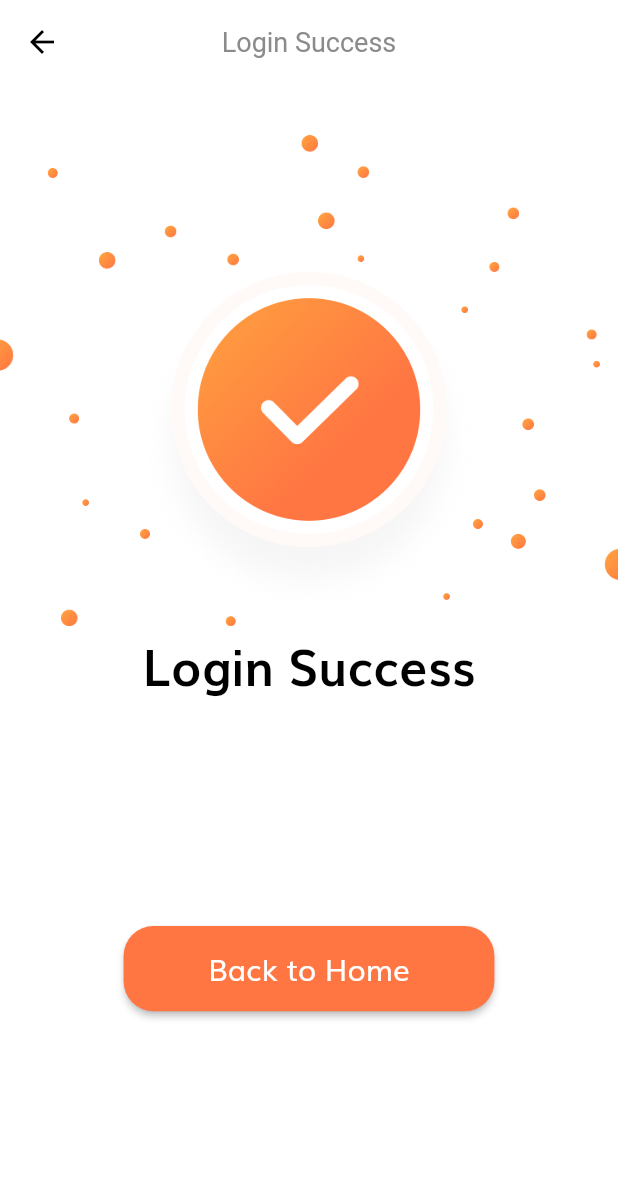
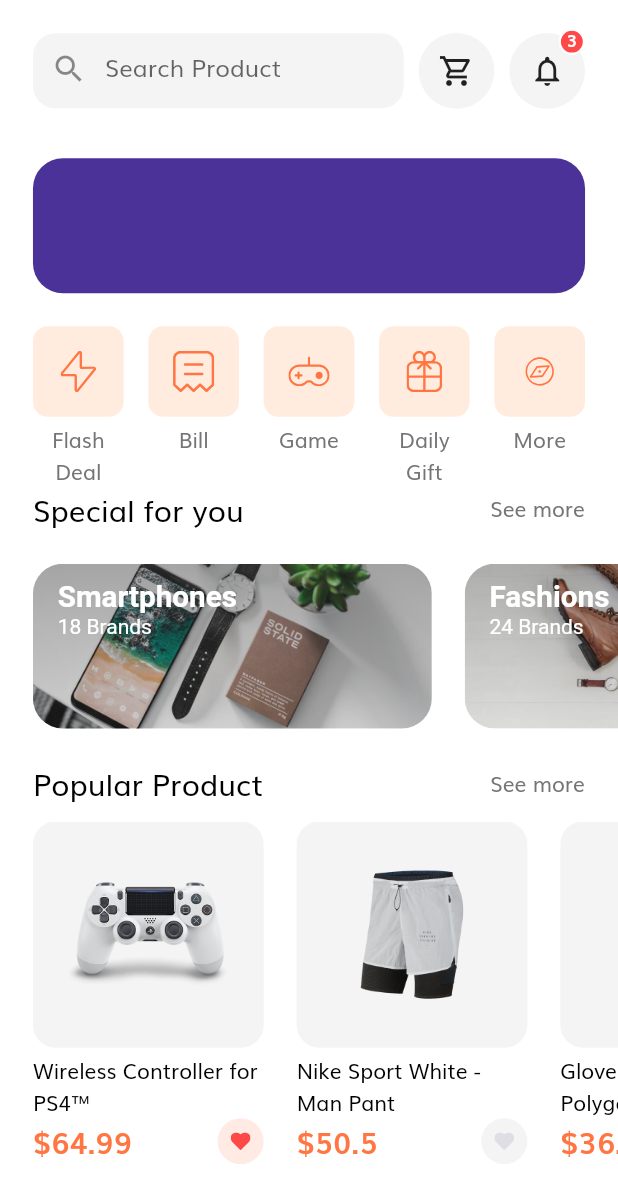
Before and after one commit to nandaiqbalh/tokoto-by-nanda, a Flutter app: the LoginSuccessScreen screen opened by its route, after a tap on "Back to Home", on a phone screen of 412 x 824 dp. Shown: the top 1203 px of the screen. Run offline on Flutter 3.47's test engine with Material 2 defaults, Android fonts, the phone set to English and light mode, and no system bars; our stand-ins replace flutter_svg.

Commit message:
home screen

```diff
--- /dev/null
+++ b/lib/models/Product.dart
@@ -0,0 +1,105 @@
+// ignore_for_file: prefer_const_constructors, file_names
+
+import 'package:flutter/material.dart';
+
+class Product {
+  final int id;
+  final String title, description;
+  final List<String> images;
+  final List<Color> colors;
+  final double rating, price;
+  final bool isFavourite, isPopular;
+
+  Product({
+    required this.id,
+    required this.images,
+    required this.colors,
+    this.rating = 0.0,
+    this.isFavourite = false,
+    this.isPopular = false,
+    required this.title,
+    required this.price,
+    required this.description,
+  });
+}
+
+// Our demo Products
+
+List<Product> demoProducts = [
+  Product(
+    id: 1,
+    images: [
+      "assets/images/ps4_console_white_1.png",
+      "assets/images/ps4_console_white_2.png",
+      "assets/images/ps4_console_white_3.png",
+      "assets/images/ps4_console_white_4.png",
+    ],
+    colors: [
+      Color(0xFFF6625E),
+      Color(0xFF836DB8),
+      Color(0xFFDECB9C),
+      Colors.white,
+    ],
+    title: "Wireless Controller for PS4™",
+    price: 64.99,
+    description: description,
+    rating: 4.8,
+    isFavourite: true,
+    isPopular: true,
+  ),
+  Product(
+    id: 2,
+    images: [
+      "assets/images/Image Popular Product 2.png",
+    ],
+    colors: [
+      Color(0xFFF6625E),
+      Color(0xFF836DB8),
+      Color(0xFFDECB9C),
+      Colors.white,
+    ],
+    title: "Nike Sport White - Man Pant",
+    price: 50.5,
+    description: description,
+    rating: 4.1,
+    isPopular: true,
+  ),
+  Product(
+    id: 3,
+    images: [
+      "assets/images/glap.png",
+    ],
+    colors: [
+      Color(0xFFF6625E),
+      Color(0xFF836DB8),
+      Color(0xFFDECB9C),
+      Colors.white,
+    ],
+    title: "Gloves XC Omega - Polygon",
+    price: 36.55,
+    description: description,
+    rating: 4.1,
+    isFavourite: true,
+    isPopular: true,
+  ),
+  Product(
+    id: 4,
+    images: [
+      "assets/images/wireless headset.png",
+    ],
+    colors: [
+      Color(0xFFF6625E),
+      Color(0xFF836DB8),
+      Color(0xFFDECB9C),
+      Colors.white,
+    ],
+    title: "Logitech Head Seri 123456",
+    price: 20.20,
+    description: description,
+    rating: 4.1,
+    isFavourite: true,
+  ),
+];
+
+const String description =
+    "Wireless Controller for PS4™ gives you what you want in your gaming from over precision control your games to sharing …";
--- a/lib/routes.dart
+++ b/lib/routes.dart
@@ -3,6 +3,7 @@
 import 'package:flutter/widgets.dart';
 import 'package:tokoto_by_nanda/screens/complete_profile/complete_profile_screen.dart';
 import 'package:tokoto_by_nanda/screens/forgot_password/forgot_password_screen.dart';
+import 'package:tokoto_by_nanda/screens/home/home_screen.dart';
 import 'package:tokoto_by_nanda/screens/login_success/login_success_screen.dart';
 import 'package:tokoto_by_nanda/screens/otp/otp_screen.dart';
 import 'package:tokoto_by_nanda/screens/sign_in/sign_in_screen.dart';
@@ -18,4 +19,5 @@
   SignUpScreen.routeName: (context) => SignUpScreen(),
   CompleteProfileScreen.routeName: (context) => CompleteProfileScreen(),
   OTPScreen.routeName: (context) => OTPScreen(),
+  HomeScreen.routeName: (context) => HomeScreen(),
 };
--- /dev/null
+++ b/lib/screens/home/components/body.dart
@@ -0,0 +1,39 @@
+// ignore_for_file: prefer_const_constructors, use_key_in_widget_constructors
+
+import 'package:flutter/material.dart';
+import 'package:tokoto_by_nanda/screens/home/components/categories.dart';
+import 'package:tokoto_by_nanda/screens/home/components/home_discount_banner.dart';
+import 'package:tokoto_by_nanda/screens/home/components/home_header.dart';
+import 'package:tokoto_by_nanda/screens/home/components/popular_products.dart';
+import 'package:tokoto_by_nanda/screens/home/components/special_offers.dart';
+import 'package:tokoto_by_nanda/size_config.dart';
+
+class Body extends StatelessWidget {
+  const Body({super.key});
+
+  @override
+  Widget build(BuildContext context) {
+    return SafeArea(
+      child: SingleChildScrollView(
+        child: Column(
+          children: [
+            SizedBox(
+              height: getProportionateScreenWidth(20),
+            ),
+            HomeHeader(),
+            SizedBox(
+              height: getProportionateScreenWidth(30),
+            ),
+            HomeDiscountBanner(),
+            SizedBox(
+              height: getProportionateScreenWidth(20),
+            ),
+            Categories(),
+            SpecialOffer(),
+            PopularProducts()
+          ],
+        ),
+      ),
+    );
+  }
+}
--- /dev/null
+++ b/lib/screens/home/components/categories.dart
@@ -0,0 +1,85 @@
+// ignore_for_file: use_key_in_widget_constructors, prefer_const_constructors
+
+import 'package:flutter/material.dart';
+import 'package:flutter_svg/flutter_svg.dart';
+import 'package:tokoto_by_nanda/size_config.dart';
+
+class Categories extends StatelessWidget {
+  @override
+  Widget build(BuildContext context) {
+    List<Map<String, dynamic>> categories = [
+      {"icon": "assets/icons/Flash Icon.svg", "text": "Flash Deal"},
+      {"icon": "assets/icons/Bill Icon.svg", "text": "Bill"},
+      {"icon": "assets/icons/Game Icon.svg", "text": "Game"},
+      {"icon": "assets/icons/Gift Icon.svg", "text": "Daily Gift"},
+      {"icon": "assets/icons/Discover.svg", "text": "More"},
+    ];
+    return Padding(
+      padding: EdgeInsets.symmetric(
+        horizontal: getProportionateScreenWidth(20),
+      ),
+      child: Row(
+        mainAxisAlignment: MainAxisAlignment.spaceBetween,
+        crossAxisAlignment: CrossAxisAlignment.start,
+        children: [
+          ...List.generate(
+            categories.length,
+            (index) => CategoryCard(
+              icon: categories[index]["icon"],
+              text: categories[index]["text"],
+              press: () {},
+            ),
+          )
+        ],
+      ),
+    );
+  }
+}
+
+class CategoryCard extends StatelessWidget {
+  const CategoryCard({
+    super.key,
+    required this.icon,
+    required this.text,
+    required this.press,
+  });
+
+  final String icon, text;
+  final GestureTapCallback press;
+
+  @override
+  Widget build(BuildContext context) {
+    return GestureDetector(
+      onTap: press,
+      child: SizedBox(
+        width: getProportionateScreenWidth(55),
+        child: Column(
+          children: [
+            AspectRatio(
+              aspectRatio: 1,
+              child: Container(
+                padding: EdgeInsets.all(
+                  getProportionateScreenWidth(15),
+                ),
+                decoration: BoxDecoration(
+                  color: Color(0xFFFFECDF),
+                  borderRadius: BorderRadius.circular(10),
+                ),
+                child: SvgPicture.asset(
+                  icon,
+                ),
+              ),
+            ),
+            const SizedBox(
+              height: 5,
+            ),
+            Text(
+              text,
+              textAlign: TextAlign.center,
+            ),
+          ],
+        ),
+      ),
+    );
+  }
+}
--- /dev/null
+++ b/lib/screens/home/components/home_discount_banner.dart
@@ -0,0 +1,25 @@
+// ignore_for_file: prefer_const_constructors
+
+import 'package:flutter/material.dart';
+import 'package:tokoto_by_nanda/size_config.dart';
+
+class HomeDiscountBanner extends StatelessWidget {
+  const HomeDiscountBanner({
+    super.key,
+  });
+
+  @override
+  Widget build(BuildContext context) {
+    return Container(
+      margin: EdgeInsets.symmetric(
+        horizontal: getProportionateScreenWidth(20),
+      ),
+      width: double.infinity,
+      height: 90,
+      decoration: BoxDecoration(
+        color: Color(0xFF4A3298),
+        borderRadius: BorderRadius.circular(20),
+      ),
+    );
+  }
+}
--- /dev/null
+++ b/lib/screens/home/components/home_header.dart
@@ -0,0 +1,36 @@
+// ignore_for_file: prefer_const_constructors
+
+import 'package:flutter/material.dart';
+import 'package:tokoto_by_nanda/screens/home/components/icon_btn_with_counter.dart';
+import 'package:tokoto_by_nanda/screens/home/components/search_field.dart';
+import 'package:tokoto_by_nanda/size_config.dart';
+
+class HomeHeader extends StatelessWidget {
+  const HomeHeader({
+    super.key,
+  });
+
+  @override
+  Widget build(BuildContext context) {
+    return Padding(
+      padding: EdgeInsets.symmetric(
+        horizontal: getProportionateScreenWidth(20),
+      ),
+      child: Row(
+        mainAxisAlignment: MainAxisAlignment.spaceBetween,
+        children: [
+          SearchField(),
+          IconBtnWIthCounter(
+            icon: Icon(Icons.shopping_cart_outlined),
+            press: () {},
+          ),
+          IconBtnWIthCounter(
+            icon: Icon(Icons.notifications_none_outlined),
+            numOfItems: 3,
+            press: () {},
+          ),
+        ],
+      ),
+    );
+  }
+}
--- /dev/null
+++ b/lib/screens/home/components/icon_btn_with_counter.dart
@@ -0,0 +1,68 @@
+// ignore_for_file: prefer_const_constructors
+
+import 'package:flutter/material.dart';
+import 'package:tokoto_by_nanda/constants.dart';
+import 'package:tokoto_by_nanda/size_config.dart';
+
+class IconBtnWIthCounter extends StatelessWidget {
+  const IconBtnWIthCounter({
+    super.key,
+    required this.icon,
+    this.numOfItems = 0,
+    required this.press,
+  });
+
+  final Icon icon;
+  final int numOfItems;
+  final GestureTapCallback press;
+
+  @override
+  Widget build(BuildContext context) {
+    return InkWell(
+      onTap: press,
+      borderRadius: BorderRadius.circular(50),
+      child: Stack(
+        clipBehavior: Clip.none,
+        children: [
+          Container(
+            padding: EdgeInsets.all(
+              getProportionateScreenWidth(12),
+            ),
+            height: getProportionateScreenWidth(46),
+            width: getProportionateScreenWidth(46),
+            decoration: BoxDecoration(
+              color: kSecondaryColor.withOpacity(0.1),
+              shape: BoxShape.circle,
+            ),
+            child: icon,
+          ),
+          if (numOfItems != 0)
+            Positioned(
+              top: -3,
+              right: 0,
+              child: Container(
+                height: getProportionateScreenWidth(16),
+                width: getProportionateScreenWidth(16),
+                decoration: BoxDecoration(
+                  color: Color(0xFFFF4848),
+                  shape: BoxShape.circle,
+                  border: Border.all(width: 1.5, color: Colors.white),
+                ),
+                child: Center(
+                  child: Text(
+                    "$numOfItems",
+                    style: TextStyle(
+                      fontSize: getProportionateScreenWidth(10),
+                      fontWeight: FontWeight.w600,
+                      color: Colors.white,
+                      height: 1,
+                    ),
+                  ),
+                ),
+              ),
+            ),
+        ],
+      ),
+    );
+  }
+}
--- /dev/null
+++ b/lib/screens/home/components/popular_products.dart
@@ -0,0 +1,42 @@
+import 'package:flutter/material.dart';
+import 'package:tokoto_by_nanda/models/Product.dart';
+import 'package:tokoto_by_nanda/screens/home/components/product_card.dart';
+import 'package:tokoto_by_nanda/screens/home/components/section_title.dart';
+import 'package:tokoto_by_nanda/size_config.dart';
+
+class PopularProducts extends StatelessWidget {
+  const PopularProducts({
+    super.key,
+  });
+
+  @override
+  Widget build(BuildContext context) {
+    return Column(
+      children: [
+        SectionText(
+          text: "Popular Product",
+          press: () {},
+        ),
+        SizedBox(
+          height: getProportionateScreenWidth(10),
+        ),
+        SingleChildScrollView(
+          scrollDirection: Axis.horizontal,
+          child: Row(
+            children: [
+              ...List.generate(
+                demoProducts.length,
+                (index) => ProductCard(
+                  product: demoProducts[index],
+                ),
+              ),
+              SizedBox(
+                width: getProportionateScreenWidth(20),
+              )
+            ],
+          ),
+        ),
+      ],
+    );
+  }
+}
--- /dev/null
+++ b/lib/screens/home/components/product_card.dart
@@ -0,0 +1,95 @@
+// ignore_for_file: prefer_const_constructors
+
+import 'package:flutter/material.dart';
+import 'package:flutter_svg/flutter_svg.dart';
+import 'package:tokoto_by_nanda/constants.dart';
+import 'package:tokoto_by_nanda/models/Product.dart';
+import 'package:tokoto_by_nanda/size_config.dart';
+
+class ProductCard extends StatelessWidget {
+  const ProductCard({
+    super.key,
+    this.width = 140,
+    this.aspectRatio = 1.02,
+    required this.product,
+  });
+
+  final double width, aspectRatio;
+  final Product product;
+
+  @override
+  Widget build(BuildContext context) {
+    return Padding(
+      padding: EdgeInsets.only(
+        left: getProportionateScreenWidth(20),
+      ),
+      child: SizedBox(
+        width: getProportionateScreenWidth(width),
+        child: Column(
+          children: [
+            AspectRatio(
+              aspectRatio: aspectRatio,
+              child: Container(
+                padding: EdgeInsets.all(
+                  getProportionateScreenWidth(20),
+                ),
+                decoration: BoxDecoration(
+                  color: kSecondaryColor.withOpacity(0.1),
+                  borderRadius: BorderRadius.circular(15),
+                ),
+                child: Image.asset(product.images[0]),
+              ),
+            ),
+            const SizedBox(
+              height: 5,
+            ),
+            Text(
+              product.title,
+              maxLines: 2,
+              style: TextStyle(
+                color: Colors.black,
+              ),
+            ),
+            Row(
+              mainAxisAlignment: MainAxisAlignment.spaceBetween,
+              children: [
+                Text(
+                  "\$${product.price}",
+                  style: TextStyle(
+                    fontSize: getProportionateScreenWidth(18),
+                    fontWeight: FontWeight.w600,
+                    color: kPrimaryColor,
+                  ),
+                ),
+                InkWell(
+                  borderRadius: BorderRadius.circular(30),
+                  onTap: () {},
+                  child: Container(
+                    padding: EdgeInsets.all(
+                      getProportionateScreenWidth(8),
+                    ),
+                    width: getProportionateScreenWidth(28),
+                    height: getProportionateScreenWidth(28),
+                    decoration: BoxDecoration(
+                      color: product.isFavourite
+                          ? kPrimaryColor.withOpacity(0.15)
+                          : kSecondaryColor.withOpacity(0.1),
+                      shape: BoxShape.circle,
+                    ),
+                    child: SvgPicture.asset(
+                      "assets/icons/Heart Icon_2.svg",
+                      // ignore: deprecated_member_use
+                      color: product.isFavourite
+                          ? Color(0xFFFF4848)
+                          : Color(0xFFDFDEE4),
+                    ),
+                  ),
+                )
+              ],
+            )
+          ],
+        ),
+      ),
+    );
+  }
+}
--- /dev/null
+++ b/lib/screens/home/components/search_field.dart
@@ -0,0 +1,38 @@
+// ignore_for_file: prefer_const_constructors
+
+import 'package:flutter/material.dart';
+import 'package:tokoto_by_nanda/constants.dart';
+import 'package:tokoto_by_nanda/size_config.dart';
+
+class SearchField extends StatelessWidget {
+  const SearchField({
+    super.key,
+  });
+
+  @override
+  Widget build(BuildContext context) {
+    return Container(
+      width: SizeConfig.screenWidth * 0.6,
+      height: 50,
+      decoration: BoxDecoration(
+        color: kSecondaryColor.withOpacity(0.1),
+        borderRadius: BorderRadius.circular(15),
+      ),
+      child: TextField(
+        onChanged: (value) {
+          // search value here
+        },
+        decoration: InputDecoration(
+          enabledBorder: InputBorder.none,
+          focusedBorder: InputBorder.none,
+          hintText: "Search Product",
+          prefixIcon: Icon(Icons.search),
+          contentPadding: EdgeInsets.symmetric(
+            horizontal: getProportionateScreenWidth(20),
+            vertical: getProportionateScreenWidth(9),
+          ),
+        ),
+      ),
+    );
+  }
+}
--- /dev/null
+++ b/lib/screens/home/components/section_title.dart
@@ -0,0 +1,43 @@
+// ignore_for_file: prefer_const_constructors
+
+import 'package:flutter/material.dart';
+import 'package:tokoto_by_nanda/size_config.dart';
+
+class SectionText extends StatelessWidget {
+  const SectionText({
+    super.key,
+    required this.text,
+    required this.press,
+  });
+
+  final String text;
+  final GestureTapCallback press;
+
+  @override
+  Widget build(BuildContext context) {
+    return Padding(
+      padding: EdgeInsets.symmetric(
+        horizontal: getProportionateScreenWidth(20),
+      ),
+      child: Row(
+        mainAxisAlignment: MainAxisAlignment.spaceBetween,
+        children: [
+          Text(
+            text,
+            style: TextStyle(
+              fontSize: getProportionateScreenWidth(18),
+              color: Colors.black,
+            ),
+          ),
+          GestureDetector(
+            onTap: press,
+            child: Text(
+              "See more",
+              style: TextStyle(),
+            ),
+          ),
+        ],
+      ),
+    );
+  }
+}
--- /dev/null
+++ b/lib/screens/home/components/special_offers.dart
@@ -0,0 +1,122 @@
+// ignore_for_file: prefer_const_constructors
+
+import 'package:flutter/material.dart';
+import 'package:tokoto_by_nanda/screens/home/components/section_title.dart';
+import 'package:tokoto_by_nanda/size_config.dart';
+
+class SpecialOffer extends StatelessWidget {
+  const SpecialOffer({
+    super.key,
+  });
+
+  @override
+  Widget build(BuildContext context) {
+    return Column(
+      children: [
+        SectionText(
+          text: "Special for you",
+          press: () {},
+        ),
+        SizedBox(
+          height: getProportionateScreenWidth(20),
+        ),
+        SingleChildScrollView(
+          scrollDirection: Axis.horizontal,
+          child: Row(
+            children: [
+              SpecialOfferCard(
+                image: "assets/images/Image Banner 2.png",
+                category: "Smartphones",
+                numOfBrands: 18,
+                press: () {},
+              ),
+              SpecialOfferCard(
+                image: "assets/images/Image Banner 3.png",
+                category: "Fashions",
+                numOfBrands: 24,
+                press: () {},
+              ),
+            ],
+          ),
+        ),
+        SizedBox(
+          height: getProportionateScreenWidth(20),
+        ),
+      ],
+    );
+  }
+}
+
+class SpecialOfferCard extends StatelessWidget {
+  const SpecialOfferCard({
+    super.key,
+    required this.category,
+    required this.image,
+    required this.numOfBrands,
+    required this.press,
+  });
+
+  final String category, image;
+  final int numOfBrands;
+  final GestureTapCallback press;
+
+  @override
+  Widget build(BuildContext context) {
+    return Padding(
+      padding: EdgeInsets.only(
+        left: getProportionateScreenWidth(20),
+      ),
+      child: SizedBox(
+        width: getProportionateScreenWidth(242),
+        height: getProportionateScreenWidth(100),
+        child: ClipRRect(
+          borderRadius: BorderRadius.circular(20),
+          child: Stack(
+            children: [
+              Image.asset(
+                image,
+                fit: BoxFit.cover,
+              ),
+              Container(
+                decoration: BoxDecoration(
+                  gradient: LinearGradient(
+                    begin: Alignment.topCenter,
+                    end: Alignment.bottomCenter,
+                    colors: [
+                      Color(0xff343434).withOpacity(0.4),
+                      Color(0xff343434).withOpacity(0.15),
+                    ],
+                  ),
+                ),
+              ),
+              Padding(
+                padding: EdgeInsets.symmetric(
+                  horizontal: getProportionateScreenWidth(15),
+                  vertical: getProportionateScreenWidth(10),
+                ),
+                child: Text.rich(
+                  TextSpan(
+                      style: TextStyle(
+                        color: Colors.white,
+                      ),
+                      children: [
+                        TextSpan(
+                          text: "$category\n",
+                          style: TextStyle(
+                            fontSize: getProportionateScreenWidth(18),
+                            fontWeight: FontWeight.bold,
+                          ),
+                        ),
+                        TextSpan(
+                          text: "$numOfBrands Brands",
+                        ),
+                      ]),
+                ),
+              )
+            ],
+          ),
+        ),
+      ),
+    );
+  }
+}
--- /dev/null
+++ b/lib/screens/home/home_screen.dart
@@ -0,0 +1,16 @@
+// ignore_for_file: prefer_const_constructors
+
+import 'package:flutter/material.dart';
+import 'package:tokoto_by_nanda/screens/home/components/body.dart';
+
+class HomeScreen extends StatelessWidget {
+  const HomeScreen({super.key});
+
+  static String routeName = "/home";
+  @override
+  Widget build(BuildContext context) {
+    return Scaffold(
+      body: Body(),
+    );
+  }
+}
--- a/lib/screens/login_success/components/body.dart
+++ b/lib/screens/login_success/components/body.dart
@@ -2,6 +2,7 @@
 
 import 'package:flutter/material.dart';
 import 'package:tokoto_by_nanda/components/default_button.dart';
+import 'package:tokoto_by_nanda/screens/home/home_screen.dart';
 import 'package:tokoto_by_nanda/size_config.dart';
 
 class Body extends StatelessWidget {
@@ -35,7 +36,7 @@
               text: "Back to Home",
               press: () {
                 // if all valid, then go to login success screen
-                // Navigator.pushNamed(context, LoginSuccessScreen.routeName);
+                Navigator.pushReplacementNamed(context, HomeScreen.routeName);
               },
             ),
           ),
```
